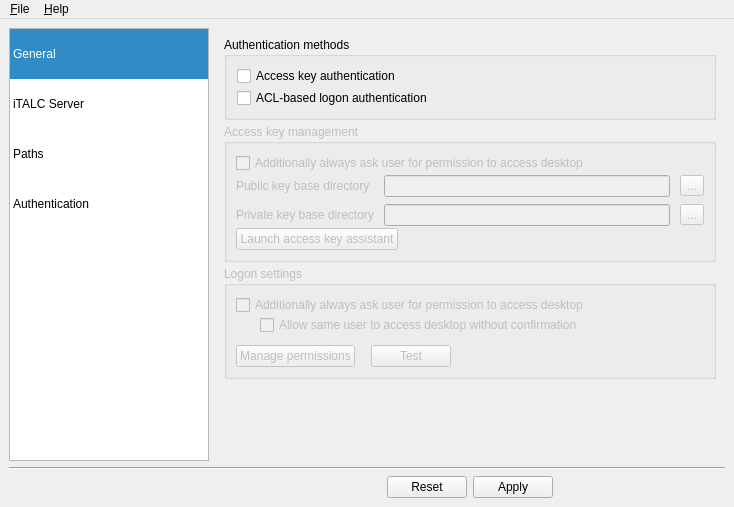
First picture: the form in imc/Forms/MainWindow.ui, repository veyon/veyon, before the edit.
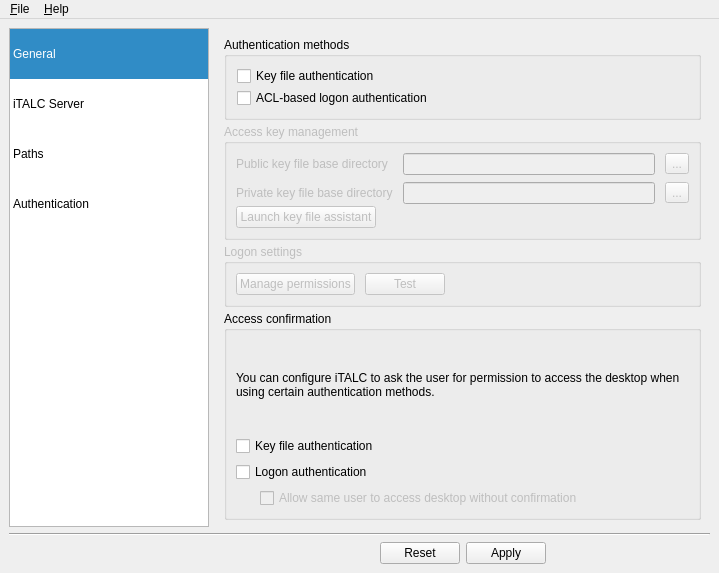
Second picture: the form after the edit. The open tabs and pages were chosen to show the change. Icons and pictures are not drawn.

Commit message:
IMC/MainWindow: reorganized checkboxes for access confirmation
Separate access confirmation checkboxes from actual authentication
method settings so that the user recognizes them as distict settings.

The edit to the form file:
```diff
--- a/imc/Forms/MainWindow.ui
+++ b/imc/Forms/MainWindow.ui
@@ -6,8 +6,8 @@
    <rect>
     <x>0</x>
     <y>0</y>
-    <width>734</width>
-    <height>507</height>
+    <width>719</width>
+    <height>573</height>
    </rect>
   </property>
   <property name="windowTitle">
@@ -751,7 +751,7 @@
            <item row="0" column="0">
             <widget class="QCheckBox" name="isKeyAuthenticationEnabled">
              <property name="text">
-              <string>Access key authentication</string>
+              <string>Key file authentication</string>
              </property>
             </widget>
            </item>
@@ -777,7 +777,7 @@
            <property name="verticalSpacing">
             <number>2</number>
            </property>
-           <item row="1" column="0" colspan="2">
+           <item row="0" column="0" colspan="2">
             <layout class="QGridLayout" name="gridLayout_8">
              <property name="horizontalSpacing">
               <number>10</number>
@@ -788,7 +788,7 @@
              <item row="0" column="0">
               <widget class="QLabel" name="label_7">
                <property name="text">
-                <string>Public key base directory</string>
+                <string>Public key file base directory</string>
                </property>
               </widget>
              </item>
@@ -798,7 +798,7 @@
              <item row="1" column="0">
               <widget class="QLabel" name="label_8">
                <property name="text">
-                <string>Private key base directory</string>
+                <string>Private key file base directory</string>
                </property>
               </widget>
              </item>
@@ -829,17 +829,10 @@
              </item>
             </layout>
            </item>
-           <item row="0" column="0" colspan="2">
-            <widget class="QCheckBox" name="isPermissionRequiredWithKeyAuthentication">
-             <property name="text">
-              <string>Additionally always ask user for permission to access desktop</string>
-             </property>
-            </widget>
-           </item>
-           <item row="2" column="0">
+           <item row="1" column="0">
             <widget class="QPushButton" name="launchAccessKeyAssistant">
              <property name="text">
-              <string>Launch access key assistant</string>
+              <string>Launch key file assistant</string>
              </property>
              <property name="icon">
               <iconset resource="../imc.qrc">
@@ -847,7 +840,7 @@
              </property>
             </widget>
            </item>
-           <item row="2" column="1">
+           <item row="1" column="1">
             <spacer name="horizontalSpacer_2">
              <property name="orientation">
               <enum>Qt::Horizontal</enum>
@@ -871,14 +864,81 @@
           <property name="title">
            <string>Logon settings</string>
           </property>
-          <layout class="QVBoxLayout" name="verticalLayout_3">
-           <property name="spacing">
-            <number>0</number>
+          <layout class="QGridLayout" name="gridLayout">
+           <property name="horizontalSpacing">
+            <number>10</number>
            </property>
+           <item row="0" column="0">
+            <widget class="QPushButton" name="manageACLs">
+             <property name="text">
+              <string>Manage permissions</string>
+             </property>
+             <property name="icon">
+              <iconset resource="../imc.qrc">
+               <normaloff>:/Resources/preferences-other.png</normaloff>:/Resources/preferences-other.png</iconset>
+             </property>
+            </widget>
+           </item>
+           <item row="0" column="1">
+            <widget class="QPushButton" name="testLogonAuthentication">
+             <property name="text">
+              <string>Test</string>
+             </property>
+             <property name="icon">
+              <iconset resource="../imc.qrc">
+               <normaloff>:/Resources/task-accepted.png</normaloff>:/Resources/task-accepted.png</iconset>
+             </property>
+            </widget>
+           </item>
+           <item row="0" column="2">
+            <spacer name="horizontalSpacer_9">
+             <property name="orientation">
+              <enum>Qt::Horizontal</enum>
+             </property>
+             <property name="sizeHint" stdset="0">
+              <size>
+               <width>209</width>
+               <height>20</height>
+              </size>
+             </property>
+            </spacer>
+           </item>
+          </layout>
+         </widget>
+        </item>
+        <item>
+         <widget class="QGroupBox" name="groupBox_4">
+          <property name="title">
+           <string>Access confirmation</string>
+          </property>
+          <layout class="QVBoxLayout" name="verticalLayout_4">
+           <item>
+            <widget class="QLabel" name="label_3">
+             <property name="sizePolicy">
+              <sizepolicy hsizetype="Preferred" vsizetype="MinimumExpanding">
+               <horstretch>0</horstretch>
+               <verstretch>0</verstretch>
+              </sizepolicy>
+             </property>
+             <property name="text">
+              <string>You can configure iTALC to ask the user for permission to access the desktop when using certain authentication methods.</string>
+             </property>
+             <property name="wordWrap">
+              <bool>true</bool>
+             </property>
+            </widget>
+           </item>
+           <item>
+            <widget class="QCheckBox" name="isPermissionRequiredWithKeyAuthentication">
+             <property name="text">
+              <string>Key file authentication</string>
+             </property>
+            </widget>
+           </item>
            <item>
             <widget class="QCheckBox" name="isPermissionRequiredWithLogonAuthentication">
              <property name="text">
-              <string>Additionally always ask user for permission to access desktop</string>
+              <string>Logon authentication</string>
              </property>
             </widget>
            </item>
@@ -912,51 +972,6 @@
              </item>
             </layout>
            </item>
-           <item>
-            <layout class="QHBoxLayout" name="horizontalLayout_4">
-             <property name="spacing">
-              <number>16</number>
-             </property>
-             <property name="topMargin">
-              <number>10</number>
-             </property>
-             <item>
-              <widget class="QPushButton" name="manageACLs">
-               <property name="text">
-                <string>Manage permissions</string>
-               </property>
-               <property name="icon">
-                <iconset resource="../imc.qrc">
-                 <normaloff>:/Resources/preferences-other.png</normaloff>:/Resources/preferences-other.png</iconset>
-               </property>
-              </widget>
-             </item>
-             <item>
-              <widget class="QPushButton" name="testLogonAuthentication">
-               <property name="text">
-                <string>Test</string>
-               </property>
-               <property name="icon">
-                <iconset resource="../imc.qrc">
-                 <normaloff>:/Resources/task-accepted.png</normaloff>:/Resources/task-accepted.png</iconset>
-               </property>
-              </widget>
-             </item>
-             <item>
-              <spacer name="horizontalSpacer_9">
-               <property name="orientation">
-                <enum>Qt::Horizontal</enum>
-               </property>
-               <property name="sizeHint" stdset="0">
-                <size>
-                 <width>40</width>
-                 <height>20</height>
-                </size>
-               </property>
-              </spacer>
-             </item>
-            </layout>
-           </item>
           </layout>
          </widget>
         </item>
@@ -965,12 +980,6 @@
           <property name="orientation">
            <enum>Qt::Vertical</enum>
           </property>
-          <property name="sizeHint" stdset="0">
-           <size>
-            <width>20</width>
-            <height>40</height>
-           </size>
-          </property>
          </spacer>
         </item>
        </layout>
@@ -1001,7 +1010,7 @@
     <rect>
      <x>0</x>
      <y>0</y>
-     <width>734</width>
+     <width>719</width>
      <height>25</height>
     </rect>
    </property>
```
